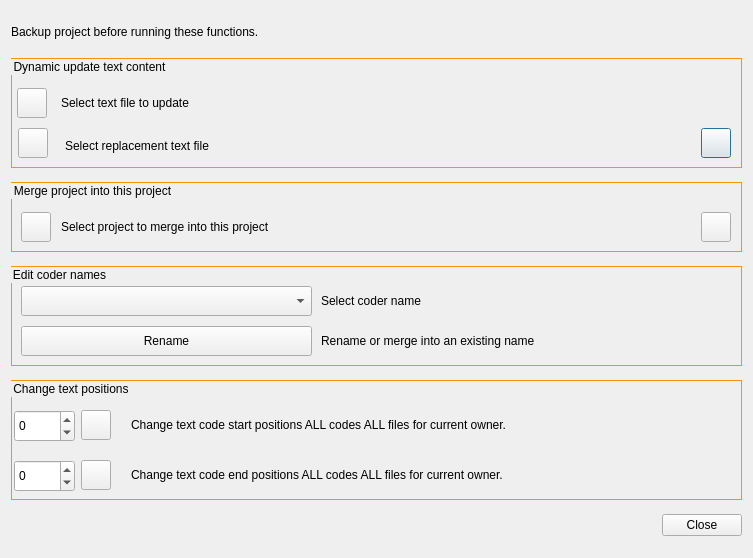
Above: src/GUI_UIs/ui_special_functions.ui from ccbogel/QualCoder before the change. Below: the same form after it.
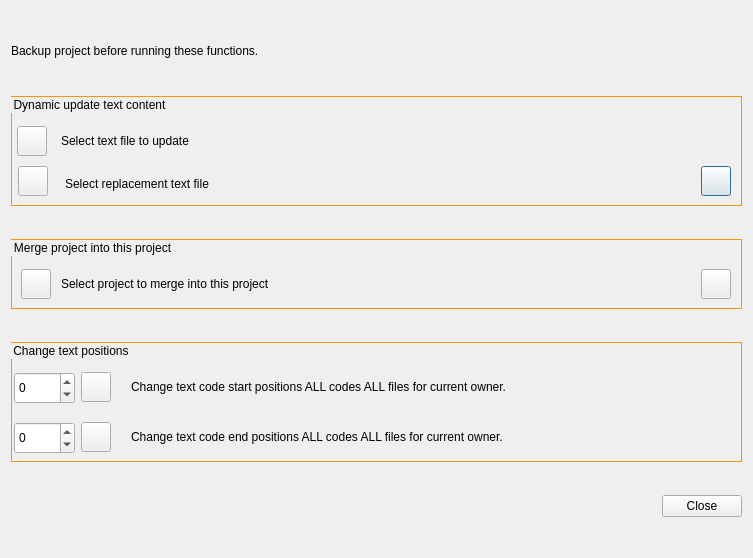
That is the form after the change.

Commit message: removed coder names group box widgets

The edit to the form file:
```diff
--- a/src/GUI_UIs/ui_special_functions.ui
+++ b/src/GUI_UIs/ui_special_functions.ui
@@ -202,71 +202,6 @@
      </widget>
     </widget>
    </item>
-   <item>
-    <widget class="QGroupBox" name="groupBox_coder_names">
-     <property name="maximumSize">
-      <size>
-       <width>16777215</width>
-       <height>100</height>
-      </size>
-     </property>
-     <property name="styleSheet">
-      <string notr="true">QGroupBox{border: 1px solid #f89407;}</string>
-     </property>
-     <property name="title">
-      <string>Edit coder names</string>
-     </property>
-     <widget class="QComboBox" name="comboBox_codername">
-      <property name="geometry">
-       <rect>
-        <x>10</x>
-        <y>20</y>
-        <width>291</width>
-        <height>30</height>
-       </rect>
-      </property>
-     </widget>
-     <widget class="QLabel" name="label_codernames">
-      <property name="geometry">
-       <rect>
-        <x>310</x>
-        <y>20</y>
-        <width>391</width>
-        <height>30</height>
-       </rect>
-      </property>
-      <property name="text">
-       <string>Select coder name</string>
-      </property>
-     </widget>
-     <widget class="QPushButton" name="pushButton_rename">
-      <property name="geometry">
-       <rect>
-        <x>10</x>
-        <y>60</y>
-        <width>291</width>
-        <height>30</height>
-       </rect>
-      </property>
-      <property name="text">
-       <string>Rename</string>
-      </property>
-     </widget>
-     <widget class="QLabel" name="label_codernames_info">
-      <property name="geometry">
-       <rect>
-        <x>310</x>
-        <y>60</y>
-        <width>401</width>
-        <height>30</height>
-       </rect>
-      </property>
-      <property name="text">
-       <string>Rename or merge into an existing name</string>
-      </property>
-     </widget>
-    </widget>
-   </item>
    <item>
     <widget class="QGroupBox" name="groupBox_text_positions">
      <property name="minimumSize">
```
